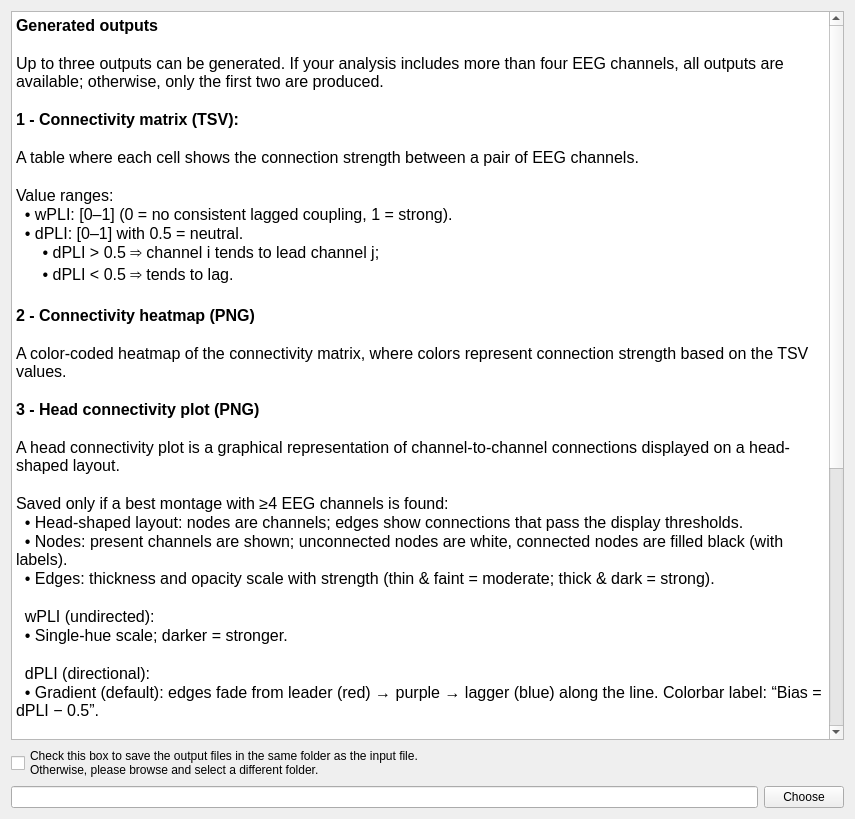
First picture: the form in tools/CEAMSTools/AnalyzeEEGConnectivity/OutputFiles/Ui_OutputFiles.ui, repository SnoozToolbox/snooz-package-ceams, before the edit.
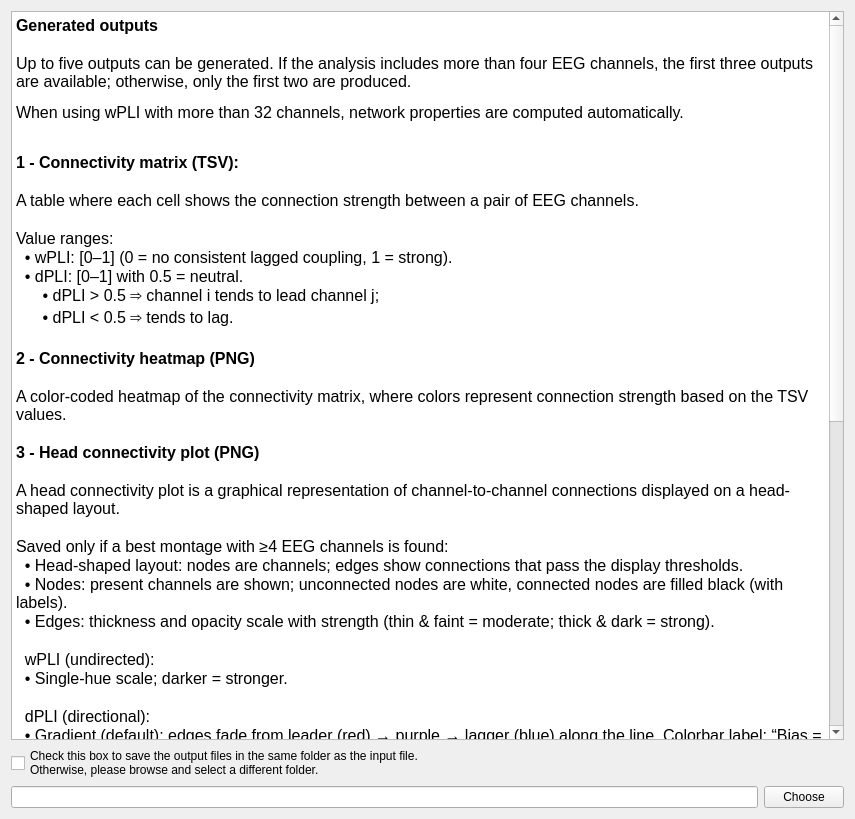
Second picture: the form after the edit.

Commit message: Update connectivity UI, optimize network properties, and fix bugs

Patch:
```diff
--- a/tools/CEAMSTools/AnalyzeEEGConnectivity/OutputFiles/Ui_OutputFiles.ui
+++ b/tools/CEAMSTools/AnalyzeEEGConnectivity/OutputFiles/Ui_OutputFiles.ui
@@ -38,7 +38,8 @@
 &lt;/style&gt;&lt;/head&gt;&lt;body style=&quot; font-family:'Roboto'; font-size:12pt; font-weight:400; font-style:normal;&quot;&gt;
 &lt;p style=&quot; margin-top:0px; margin-bottom:0px; margin-left:0px; margin-right:0px; -qt-block-indent:0; text-indent:0px;&quot;&gt;&lt;span style=&quot; font-weight:700;&quot;&gt;Generated outputs&lt;/span&gt;&lt;/p&gt;
 &lt;p style=&quot;-qt-paragraph-type:empty; margin-top:0px; margin-bottom:0px; margin-left:0px; margin-right:0px; -qt-block-indent:0; text-indent:0px; font-weight:700;&quot;&gt;&lt;br /&gt;&lt;/p&gt;
-&lt;p style=&quot; margin-top:0px; margin-bottom:0px; margin-left:0px; margin-right:0px; -qt-block-indent:0; text-indent:0px;&quot;&gt;Up to three outputs can be generated. If your analysis includes more than four EEG channels, all outputs are available; otherwise, only the first two are produced.&lt;/p&gt;
+&lt;p style=&quot; margin-top:0px; margin-bottom:0px; margin-left:0px; margin-right:0px; -qt-block-indent:0; text-indent:0px;&quot;&gt;Up to five outputs can be generated. If the analysis includes more than four EEG channels, the first three outputs are available; otherwise, only the first two are produced.&lt;/p&gt;
+&lt;p style=&quot; margin-top:12px; margin-bottom:12px; margin-left:0px; margin-right:0px; -qt-block-indent:0; text-indent:0px;&quot;&gt;When using wPLI with more than 32 channels, network properties are computed automatically.&lt;/p&gt;
 &lt;p style=&quot;-qt-paragraph-type:empty; margin-top:0px; margin-bottom:0px; margin-left:0px; margin-right:0px; -qt-block-indent:0; text-indent:0px;&quot;&gt;&lt;br /&gt;&lt;/p&gt;
 &lt;p style=&quot; margin-top:0px; margin-bottom:0px; margin-left:0px; margin-right:0px; -qt-block-indent:0; text-indent:0px;&quot;&gt;&lt;span style=&quot; font-weight:700;&quot;&gt;1 - Connectivity matrix (TSV):&lt;/span&gt;&lt;/p&gt;
 &lt;p style=&quot;-qt-paragraph-type:empty; margin-top:0px; margin-bottom:0px; margin-left:0px; margin-right:0px; -qt-block-indent:0; text-indent:0px; font-weight:700;&quot;&gt;&lt;br /&gt;&lt;/p&gt;
@@ -88,7 +89,11 @@
 &lt;p style=&quot; margin-top:0px; margin-bottom:0px; margin-left:0px; margin-right:0px; -qt-block-indent:0; text-indent:0px;&quot;&gt;  • strong_min = 0.20 (thick &amp;amp; dark),  &lt;/p&gt;
 &lt;p style=&quot; margin-top:0px; margin-bottom:0px; margin-left:0px; margin-right:0px; -qt-block-indent:0; text-indent:0px;&quot;&gt;  • max_val = 0.40 (color/opacity scaling only).&lt;/p&gt;
 &lt;p style=&quot;-qt-paragraph-type:empty; margin-top:0px; margin-bottom:0px; margin-left:0px; margin-right:0px; -qt-block-indent:0; text-indent:0px;&quot;&gt;&lt;br /&gt;&lt;/p&gt;
-&lt;p style=&quot; margin-top:0px; margin-bottom:0px; margin-left:0px; margin-right:0px; -qt-block-indent:0; text-indent:0px;&quot;&gt;Note: An auto-density mode (e.g., “keep top 15% of edges”) is implemented but off by default; it may be exposed in a future update.&lt;/p&gt;
+&lt;p style=&quot; margin-top:0px; margin-bottom:0px; margin-left:0px; margin-right:0px; -qt-block-indent:0; text-indent:0px;&quot;&gt;&lt;span style=&quot; font-weight:700;&quot;&gt;4 -  Network Properties (TSV)&lt;/span&gt;&lt;/p&gt;
+&lt;p style=&quot; margin-top:0px; margin-bottom:0px; margin-left:0px; margin-right:0px; -qt-block-indent:0; text-indent:0px;&quot;&gt;Per-window values of characteristic path length, clustering coefficient, global efficiency, small-worldness, modularity, and mean participation coefficient. If minimally spanning tree mode is used, the selected threshold per window is also included.&lt;/p&gt;
+&lt;p style=&quot;-qt-paragraph-type:empty; margin-top:0px; margin-bottom:0px; margin-left:0px; margin-right:0px; -qt-block-indent:0; text-indent:0px;&quot;&gt;&lt;br /&gt;&lt;/p&gt;
+&lt;p style=&quot; margin-top:0px; margin-bottom:0px; margin-left:0px; margin-right:0px; -qt-block-indent:0; text-indent:0px;&quot;&gt;&lt;span style=&quot; font-weight:700;&quot;&gt;5 - Participation coefficients (TSV)&lt;/span&gt;&lt;/p&gt;
+&lt;p style=&quot; margin-top:0px; margin-bottom:0px; margin-left:0px; margin-right:0px; -qt-block-indent:0; text-indent:0px;&quot;&gt;Per-window participation coefficient for each individual channel.&lt;/p&gt;
 &lt;p style=&quot;-qt-paragraph-type:empty; margin-top:0px; margin-bottom:0px; margin-left:0px; margin-right:0px; -qt-block-indent:0; text-indent:0px;&quot;&gt;&lt;br /&gt;&lt;/p&gt;&lt;/body&gt;&lt;/html&gt;</string>
      </property>
     </widget>
```
The commit also changes 7 other files.
